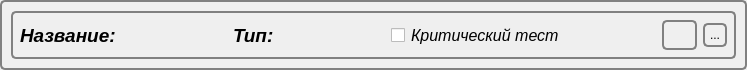
Qt form items/itemwidget.ui (GrigaI/TestMaker) before a commit.
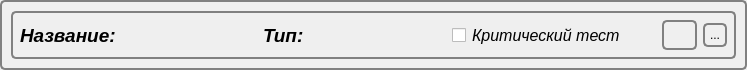
The same form after that commit.

```diff
--- a/items/itemwidget.ui
+++ b/items/itemwidget.ui
@@ -43,6 +43,12 @@
       </item>
       <item>
        <widget class="QLabel" name="label_name">
+        <property name="minimumSize">
+         <size>
+          <width>100</width>
+          <height>0</height>
+         </size>
+        </property>
         <property name="font">
          <font>
           <family>Ubuntu</family>
@@ -91,6 +97,12 @@
       </item>
       <item>
        <widget class="QLabel" name="label_type">
+        <property name="minimumSize">
+         <size>
+          <width>100</width>
+          <height>0</height>
+         </size>
+        </property>
         <property name="font">
          <font>
           <pointsize>12</pointsize>
```
